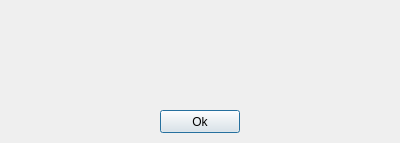
Before: the Qt Designer form Application/Logic_Gate_Simulator/Dialogs/dlg_booleanexpressions.ui in ElliotHarding/Logic-Gate-Simulator, drawn with Qt 5.
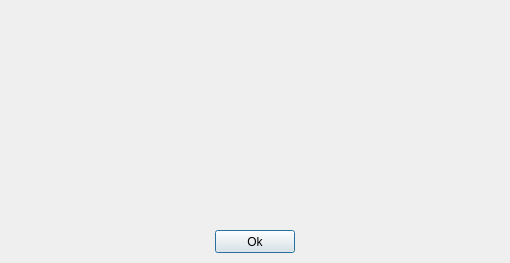
After: the same form once the commit is applied.

Patch:
```diff
--- a/Application/Logic_Gate_Simulator/Dialogs/dlg_booleanexpressions.ui
+++ b/Application/Logic_Gate_Simulator/Dialogs/dlg_booleanexpressions.ui
@@ -6,8 +6,8 @@
    <rect>
     <x>0</x>
     <y>0</y>
-    <width>400</width>
-    <height>143</height>
+    <width>510</width>
+    <height>263</height>
    </rect>
   </property>
   <property name="windowTitle">
@@ -16,8 +16,8 @@
   <widget class="QPushButton" name="btn_ok">
    <property name="geometry">
     <rect>
-     <x>160</x>
-     <y>110</y>
+     <x>215</x>
+     <y>230</y>
      <width>80</width>
      <height>23</height>
     </rect>
```
